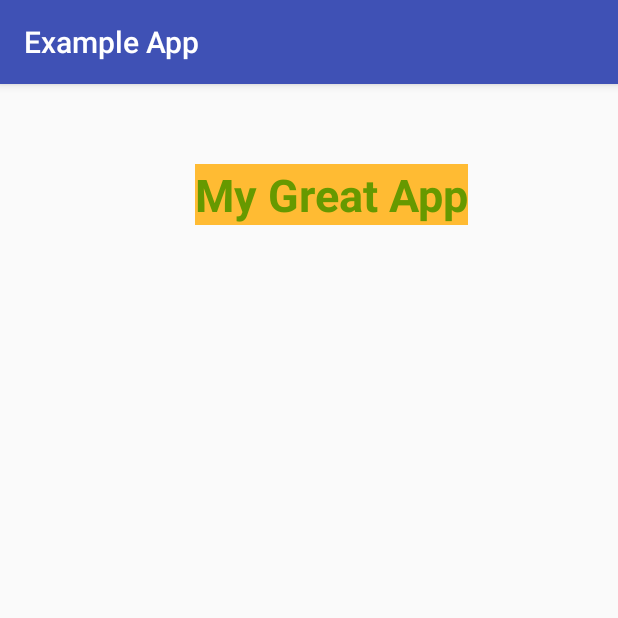
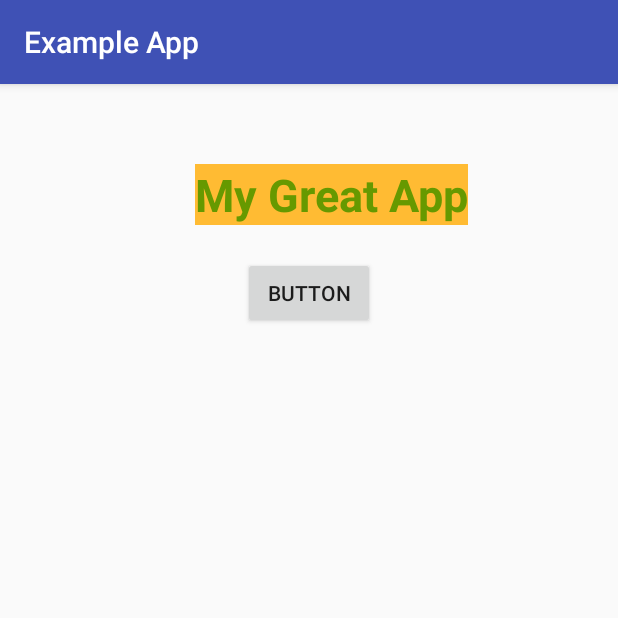
Before and after one commit to narsingd/MyAndroidExampleApp, an Android app: the screen it shows after launch (MainActivity), on a phone screen of 412 x 824 dp, the top half of it. Run offline under Robolectric (Android 15) with nearby library versions, the phone set to English and light mode, and no system bars.

Commit message:
Interactivity Demo
Signed-off-by: dyavani.narsingrao@gmail.com

```diff
--- a/app/src/main/java/com/example/ndyavani/exampleapp/MainActivity.java
+++ b/app/src/main/java/com/example/ndyavani/exampleapp/MainActivity.java
@@ -1,7 +1,9 @@
 package com.example.ndyavani.exampleapp;
 
+import android.os.Bundle;
 import android.support.v7.app.AppCompatActivity;
-import android.os.Bundle;
+import android.util.Log;
+import android.view.View;
 
 public class MainActivity extends AppCompatActivity {
 
@@ -10,4 +12,8 @@
         super.onCreate(savedInstanceState);
         setContentView(R.layout.activity_main);
     }
+
+    public void clickFunction(View view){
+        Log.i("info", "Butten Pressed");
+    }
 }
--- a/app/src/main/res/layout/activity_main.xml
+++ b/app/src/main/res/layout/activity_main.xml
@@ -21,4 +21,15 @@
         android:textStyle="bold"
         app:layout_constraintEnd_toEndOf="parent"
         app:layout_constraintTop_toTopOf="parent" />
+
+    <Button
+        android:id="@+id/button"
+        android:layout_width="wrap_content"
+        android:layout_height="wrap_content"
+        android:layout_marginTop="21dp"
+        android:onClick="clickFunction"
+        android:text="Button"
+        app:layout_constraintEnd_toEndOf="parent"
+        app:layout_constraintStart_toStartOf="parent"
+        app:layout_constraintTop_toBottomOf="@+id/textView" />
 </android.support.constraint.ConstraintLayout>
```
